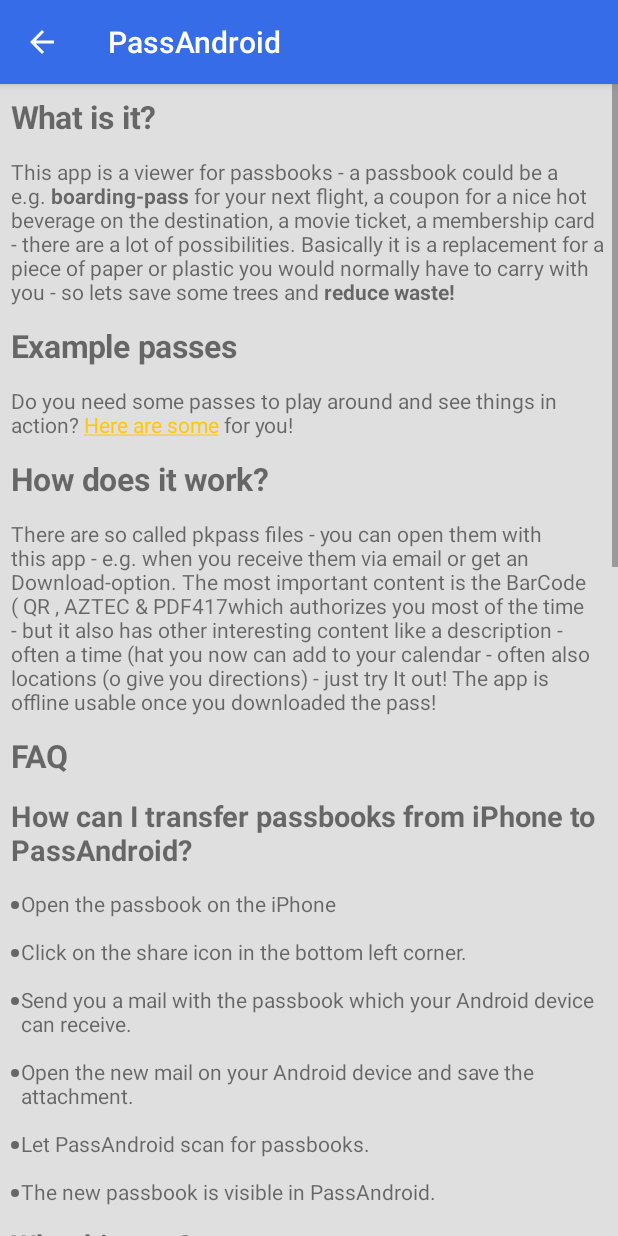
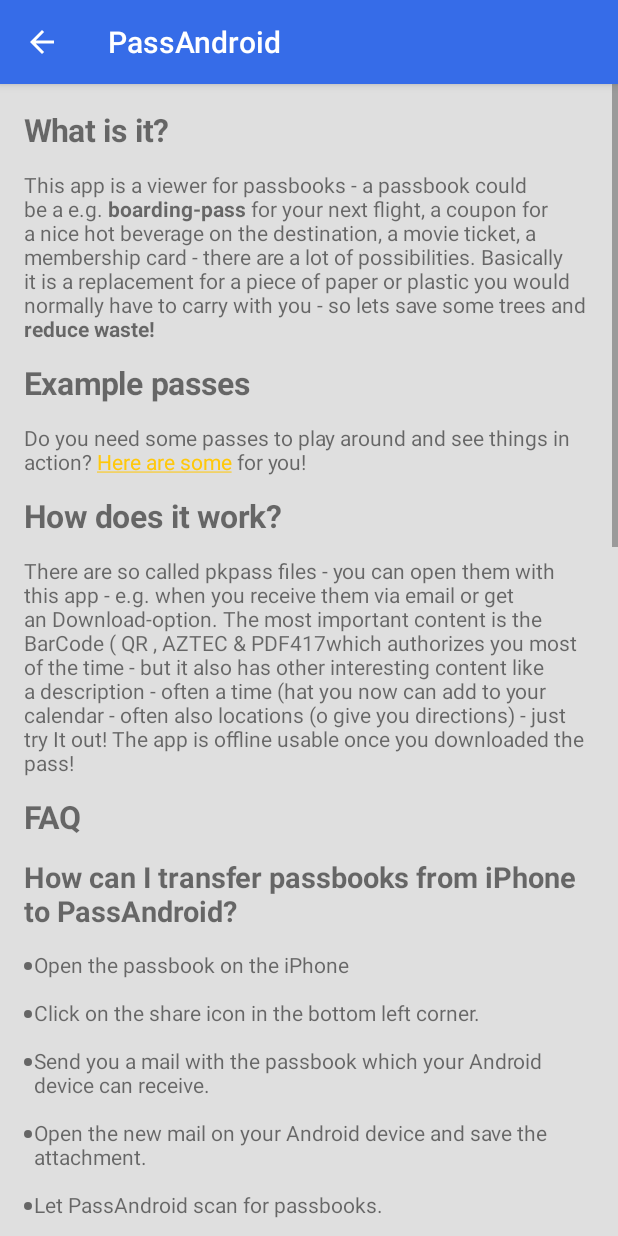
Before and after one commit to ligi/PassAndroid, an Android app: the HelpActivity screen opened directly, with no data from a screen before it, on a phone screen of 412 x 824 dp. Run offline under Robolectric (Android 15) with nearby library versions, the phone set to English and light mode, and no system bars; our stand-ins replace ButterKnife.

Commit message:
Use spacing better fitting material design

```diff
--- a/android/src/main/res/layout/activity_help.xml
+++ b/android/src/main/res/layout/activity_help.xml
@@ -7,5 +7,5 @@
         android:layout_width="match_parent"
         android:layout_height="wrap_content"
         android:id="@+id/help_tv"
-        android:padding="7dp" />
+        android:padding="16dp" />
 </ScrollView>
```
